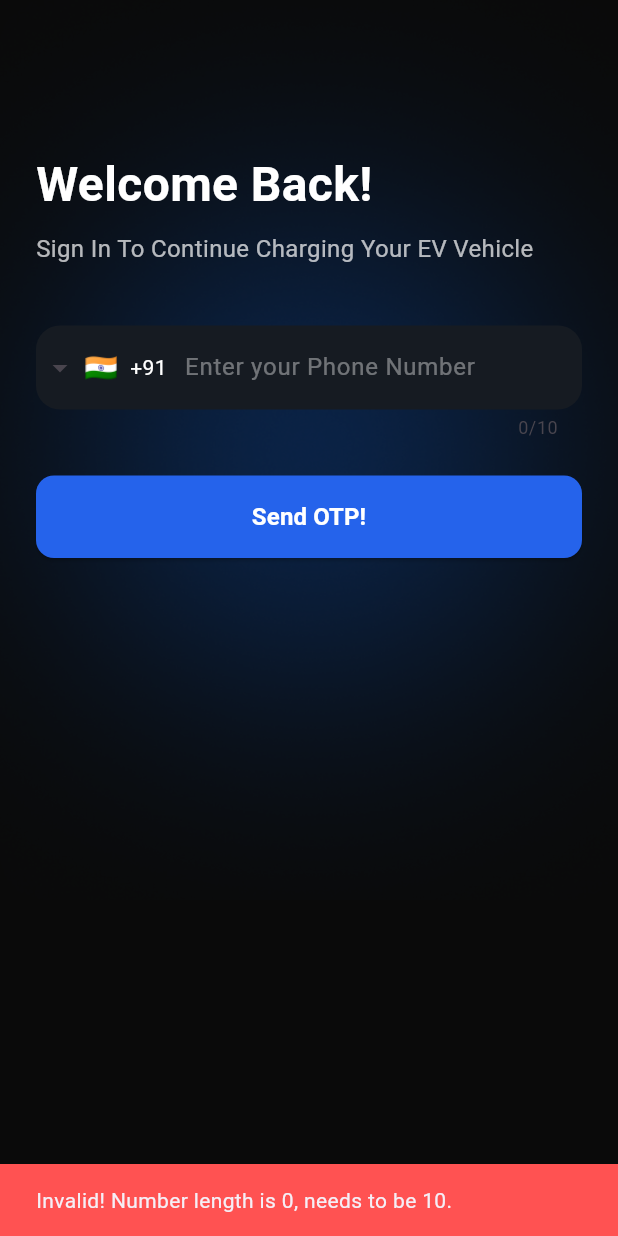
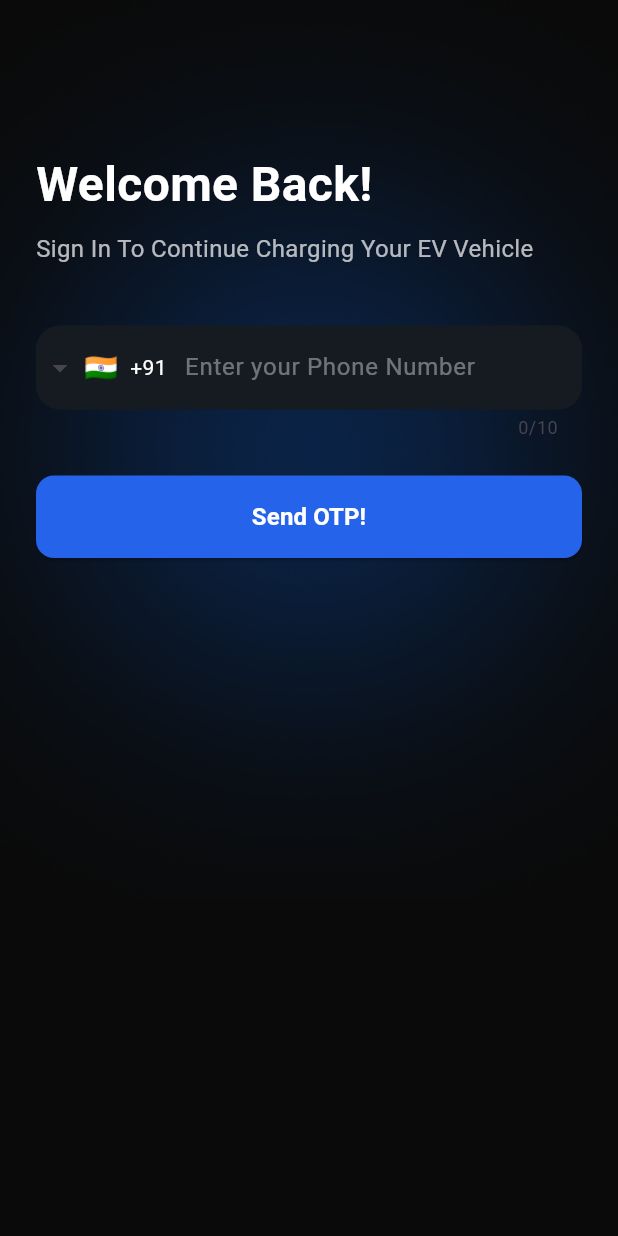
Before and after one commit to anupamdattaiitr01/EV_Charging_platform, a Flutter app: the login_page screen opened directly, after a tap on "Send OTP!", on a phone screen of 412 x 824 dp. Run offline on Flutter 3.47's test engine with Material 3 defaults, Android fonts, the light colour scheme and no system bars; drawn by our look-alikes of intl_phone_field; our stand-ins replace firebase_auth, firebase_core, firebase_database, pinput, shared_preferences; accounts and stored records are empty; network calls fail.

Commit message:
Implementation of the validator of the phone number

```diff
--- a/lib/login_page.dart
+++ b/lib/login_page.dart
@@ -13,6 +13,8 @@ class login_page extends StatefulWidget {
 class _login_pageState extends State<login_page> {
 
   final TextEditingController _phoneController = TextEditingController();
+  final GlobalKey<FormState> _formKey = GlobalKey<FormState>(); // 1. ADD THIS LINE
+
   String number_ent = "";
   String full_number = "";
   // This helps in the mistype of the same string again and again
@@ -87,10 +89,13 @@ class _login_pageState extends State<login_page> {
               ),
             ),
           ),
+
           Center(
             child: SafeArea(
               child: Padding(
                 padding: const EdgeInsets.symmetric(horizontal: 24.0),
+                child: Form(
+                  key: _formKey,
                   child: Column(
                     crossAxisAlignment: CrossAxisAlignment.start,
                     children: [
@@ -115,6 +120,18 @@ class _login_pageState extends State<login_page> {
 
                       IntlPhoneField(
                         controller: _phoneController,
+
+                        // Validator function of the child class
+                        validator: (phone) {
+                          if (phone == null || phone.number.isEmpty) {
+                            return 'Please enter your phone number';
+                          }
+                          String cleanNumber = phone.number.replaceAll(' ', '');
+                          if (cleanNumber.length != 10) {
+                            return 'Please enter exactly 10 digits';
+                          }
+                          return null;
+                        },
 
                         decoration: InputDecoration(
                           filled: true,
@@ -152,50 +169,28 @@ class _login_pageState extends State<login_page> {
 
                         child: ElevatedButton(
 
+                          //
                           onPressed: () async {
+                              // trigger the validator function of all the child class in the form widget
+                              if (_formKey.currentState!.validate()) {
+
+                                try {
                                   String cleanNumber = number_ent.replaceAll(' ', '');
-
-                          if (cleanNumber.length == 10) {
-                            try {
-                              // Connection call
                                   final SharedPreferences prefs = await SharedPreferences.getInstance();
-                              // Ensuring typesafety by using _phoneKey
                                   await prefs.setString(_phoneKey, cleanNumber);
 
                                   if (!context.mounted) return;
 
-
-                              // this is the function that is triggered when user
-                              // enters the phone number
-                              // this function again call a fucntion ---- verify_number ();
                                   await sendOTP(full_number.isNotEmpty ? full_number : "+91$cleanNumber");
 
-                              // // 3. MANDATORY FLUTTER CHECK: Ensure the screen still exists after the await
-                              // if (!context.mounted) return;
-
-                              // // 4. Navigate to OTP Page
-                              // Navigator.push(
-                              //   context,
-                              //   MaterialPageRoute(
-                              //     builder: (context) => otp_page(),
-                              //   ),
-                              // );
                                 }
                                 catch (e) {
-                              // If storage fails, show the error on screen
                                   ScaffoldMessenger.of(context).showSnackBar(
                                     SnackBar(content: Text("Storage Error: $e")),
                                   );
                                 }
-                          } else {
-                            // Show the visual error
 
-                            ScaffoldMessenger.of(context).showSnackBar(
-                              SnackBar(
-                                content: Text("Invalid! Number length is ${cleanNumber.length}, needs to be 10."),
-                                backgroundColor: Colors.redAccent,
-                              ),
-                            );
+                                // Implementing the try catch block is better than using the if else statements
                               }
                           },
                           style: ElevatedButton.styleFrom(
@@ -222,6 +217,7 @@ class _login_pageState extends State<login_page> {
                 ),
               ),
             ),
+          ),
         ],
       ),
     );
```
Lines whose indentation alone changed are shown as unchanged.
